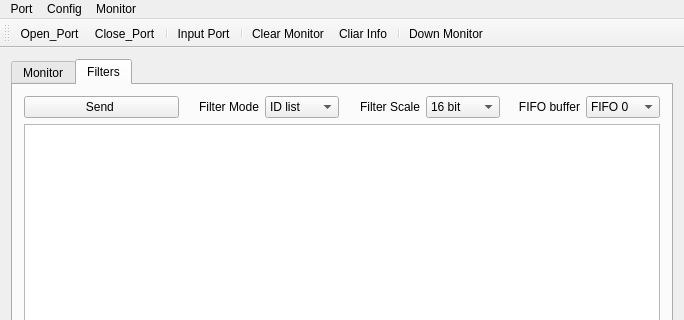
Above: mainwindow.ui from AndriiRozin/USBtoCAN2 before the change; both pictures show x 0 to 684 and y 0 to 320 of the 684 by 585 pixel window. Below: the same form after it.
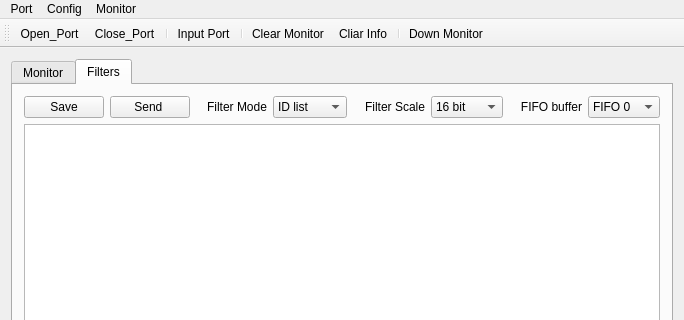
That is the form after the change. Icons and pictures are not drawn.

Commit message: Modify HMI_filter

```diff
--- a/mainwindow.ui
+++ b/mainwindow.ui
@@ -45,6 +45,13 @@
            <layout class="QHBoxLayout" name="horizontalLayout_9">
             <item>
              <layout class="QHBoxLayout" name="horizontalLayout_7">
+              <item>
+               <widget class="QPushButton" name="pushButton_SaveFilters">
+                <property name="text">
+                 <string>Save</string>
+                </property>
+               </widget>
+              </item>
               <item>
                <widget class="QPushButton" name="pushButton">
                 <property name="text">
```
The commit also changes 5 other files.
